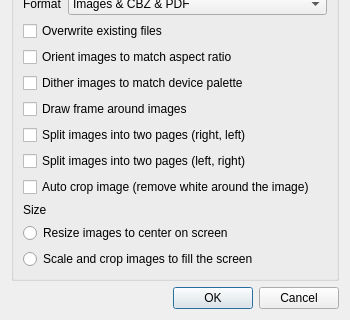
The window that mangle/ui/options.ui (FooSoft/mangle) describes before a commit, drawn with Qt 5; both pictures show x 0 to 350 and y 144 to 464 of the 350 by 464 pixel window.
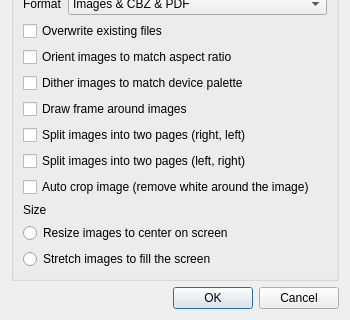
The same window after the commit.

The edit to the form file:
```diff
--- a/mangle/ui/options.ui
+++ b/mangle/ui/options.ui
@@ -217,7 +217,7 @@
       <item>
        <widget class="QRadioButton" name="checkboxScaleCrop">
         <property name="text">
-         <string>Scale and crop images to fill the screen</string>
+         <string>Stretch images to fill the screen</string>
         </property>
        </widget>
       </item>
```
Left out of the diff: 2 changed lines with no effect on the pictures.
